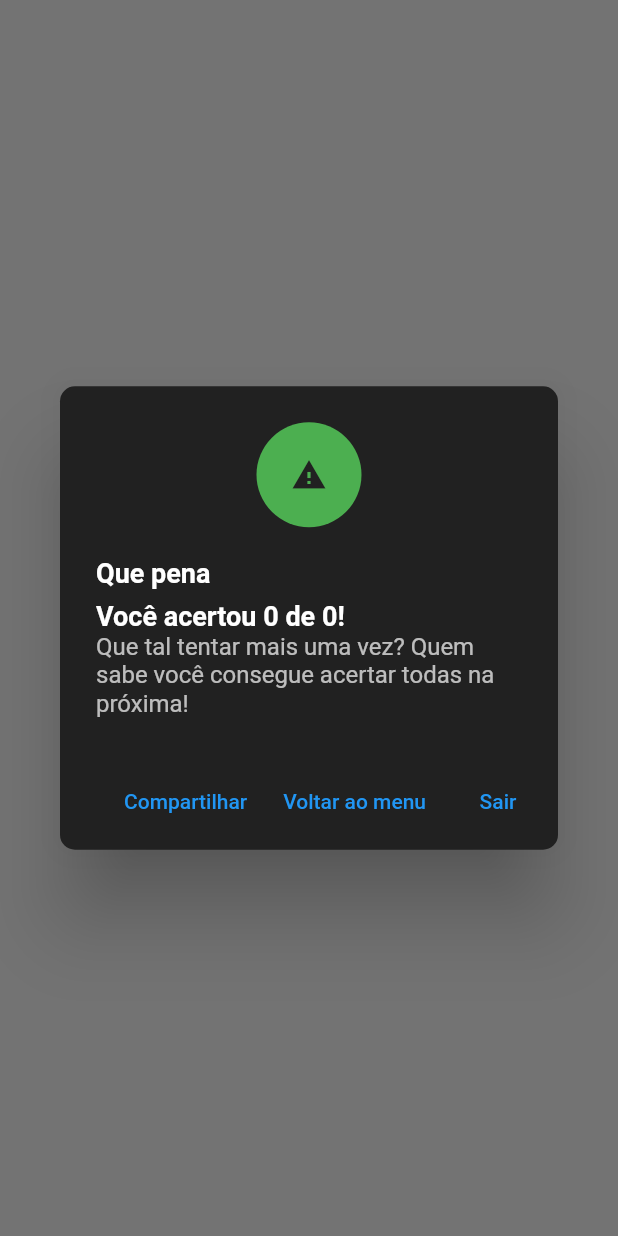
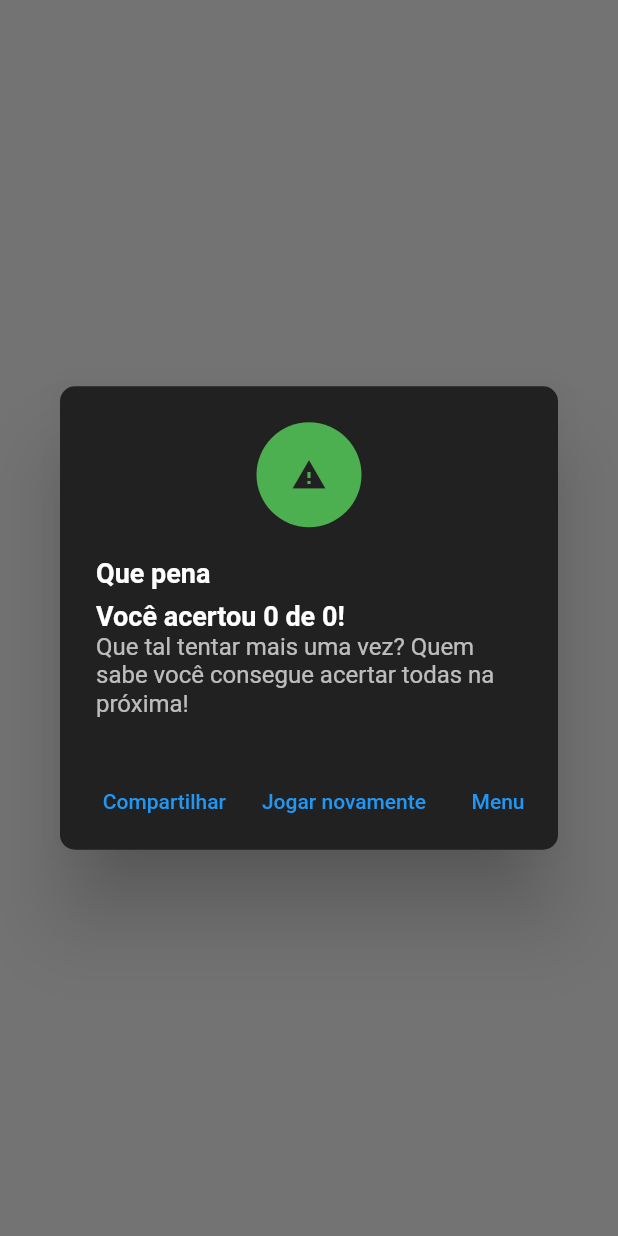
Before and after one commit to marcospastora1/quiz_app, a Flutter app: what show() shows on an empty page, opened directly with empty values, on a phone screen of 412 x 824 dp. Run offline on Flutter 3.47's test engine with Material 2 defaults, Android fonts, the phone set to English and light mode, and no system bars; our stand-ins replace auto_size_text, get, get_storage, logger, screenshot, share_plus; accounts and stored records are empty.

Commit message:
removendo botão sair e adicoonando botão jogar novamente

```diff
--- a/lib/presentation/quiz/widgets/finish_dialog.widget.dart
+++ b/lib/presentation/quiz/widgets/finish_dialog.widget.dart
@@ -2,7 +2,6 @@ import 'dart:io';
 import 'dart:typed_data';
 
 import 'package:flutter/material.dart';
-import 'package:flutter/services.dart';
 import 'package:path_provider/path_provider.dart';
 import 'package:quiz_app/domain/questions/models/question.model.dart';
 import 'package:quiz_app/domain/utils/snackbar.util.dart';
@@ -17,6 +16,7 @@ class FinishDialog {
     required int hitNumber,
     required int questionNumber,
     required QuestionModel questions,
+    required VoidCallback jogarNovamente,
   }) {
     final screenshotController = ScreenshotController();
     return showDialog(
@@ -88,6 +88,10 @@ class FinishDialog {
               child: const Text('Compartilhar'),
             ),
             TextButton(
+              onPressed: jogarNovamente,
+              child: const Text('Jogar novamente'),
+            ),
+            TextButton(
               onPressed: () {
                 questions.answers.shuffle();
                 Navigator.of(context).pushNamedAndRemoveUntil(
@@ -95,12 +99,8 @@ class FinishDialog {
                   (Route<dynamic> route) => false,
                 );
               },
-              child: const Text('Voltar ao menu'),
+              child: const Text('Menu'),
             ),
-            const TextButton(
-              onPressed: SystemNavigator.pop,
-              child: Text('Sair'),
-            )
           ],
         );
       },
```
